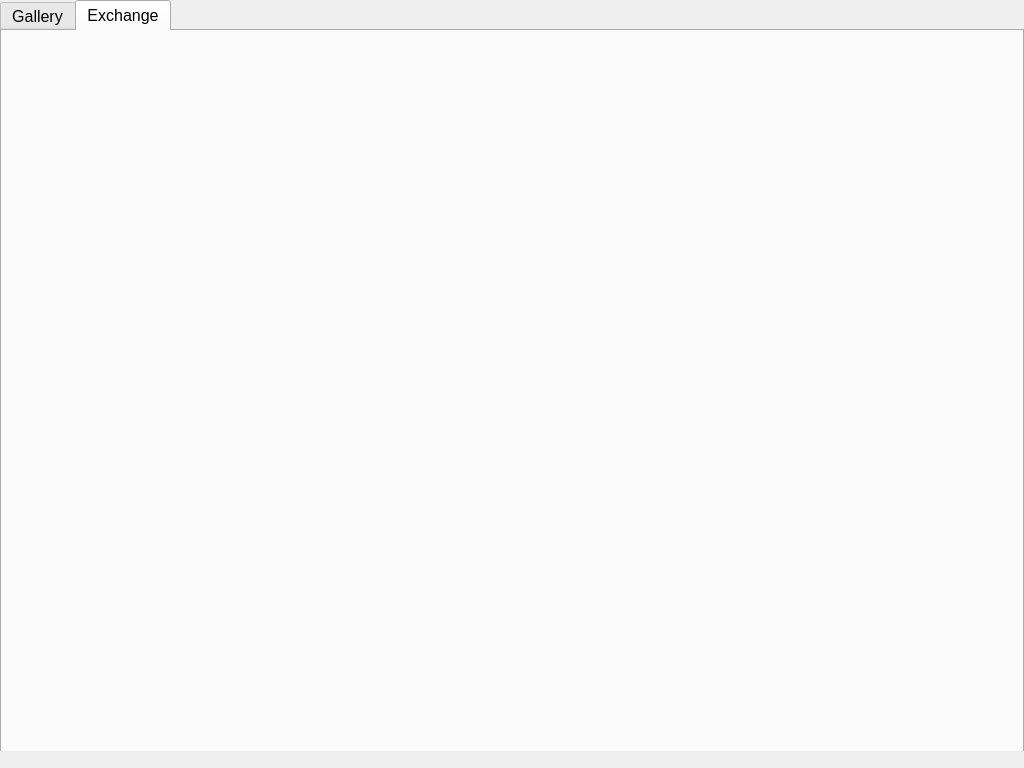
Above: App.ui from kelvinEL20/3334Group before the change. Below: the same form after it.
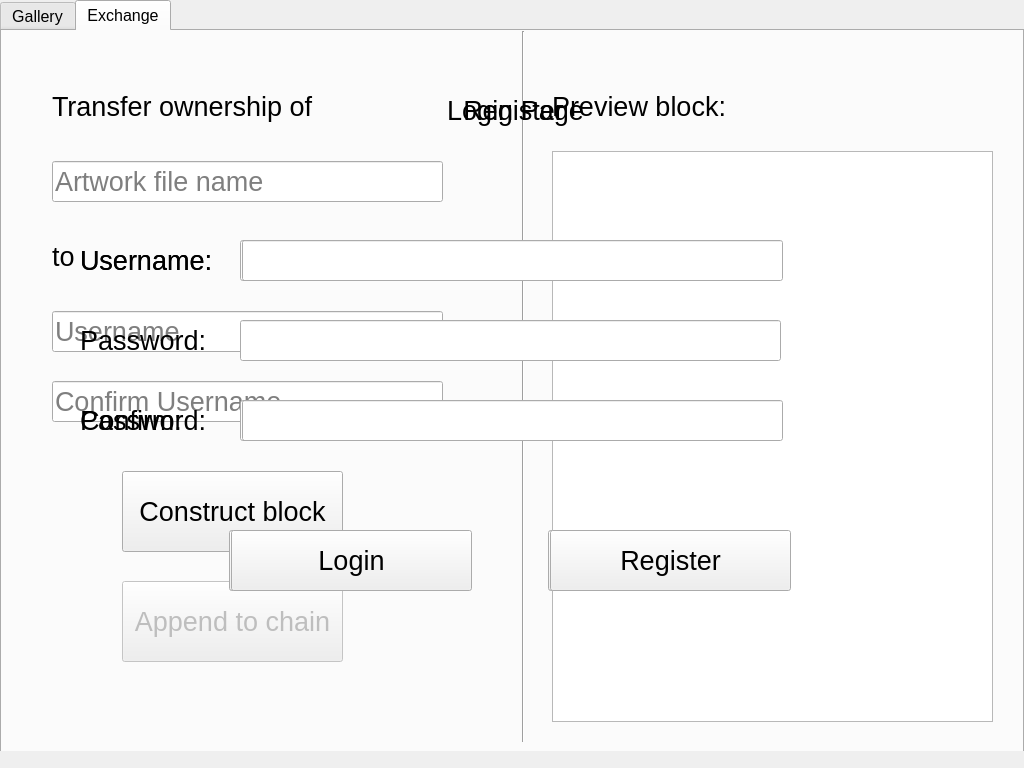
That is the form after the change. The open tabs and pages were chosen to show the change.

Commit message: Finished basic UI design

Diff of the .ui file:
```diff
--- a/App.ui
+++ b/App.ui
@@ -50,7 +50,7 @@
    <widget class="QWidget" name="LoginPage" native="true">
     <property name="geometry">
      <rect>
-      <x>1024</x>
+      <x>0</x>
       <y>0</y>
       <width>1024</width>
       <height>751</height>
@@ -212,7 +212,7 @@
    <widget class="QWidget" name="RegPage" native="true">
     <property name="geometry">
      <rect>
-      <x>1024</x>
+      <x>0</x>
       <y>0</y>
       <width>1024</width>
       <height>751</height>
@@ -520,7 +520,7 @@
         <string>Sort by:</string>
        </property>
       </widget>
-      <widget class="Line" name="line">
+      <widget class="Line" name="GalleryLine">
        <property name="geometry">
         <rect>
          <x>511</x>
@@ -546,7 +546,7 @@
         <string>Display Area (Scaled):</string>
        </property>
       </widget>
-      <widget class="QLabel" name="label">
+      <widget class="QLabel" name="GalleryArtworkLabel">
        <property name="geometry">
         <rect>
          <x>550</x>
@@ -578,9 +578,188 @@
       <attribute name="title">
        <string>Exchange</string>
       </attribute>
+      <widget class="QLabel" name="ExchangeLabel_1">
+       <property name="geometry">
+        <rect>
+         <x>50</x>
+         <y>50</y>
+         <width>291</width>
+         <height>51</height>
+        </rect>
+       </property>
+       <property name="font">
+        <font>
+         <pointsize>20</pointsize>
+        </font>
+       </property>
+       <property name="text">
+        <string>Transfer ownership of</string>
+       </property>
+      </widget>
+      <widget class="QLineEdit" name="ExchangeFileNameInput">
+       <property name="geometry">
+        <rect>
+         <x>50</x>
+         <y>130</y>
+         <width>391</width>
+         <height>41</height>
+        </rect>
+       </property>
+       <property name="font">
+        <font>
+         <pointsize>20</pointsize>
+        </font>
+       </property>
+       <property name="placeholderText">
+        <string>Artwork file name</string>
+       </property>
+      </widget>
+      <widget class="QLabel" name="ExchangeLabel_2">
+       <property name="geometry">
+        <rect>
+         <x>50</x>
+         <y>200</y>
+         <width>41</width>
+         <height>51</height>
+        </rect>
+       </property>
+       <property name="font">
+        <font>
+         <pointsize>20</pointsize>
+        </font>
+       </property>
+       <property name="text">
+        <string>to</string>
+       </property>
+      </widget>
+      <widget class="QLineEdit" name="ExchangeUsernameInput">
+       <property name="geometry">
+        <rect>
+         <x>50</x>
+         <y>280</y>
+         <width>391</width>
+         <height>41</height>
+        </rect>
+       </property>
+       <property name="font">
+        <font>
+         <pointsize>20</pointsize>
+        </font>
+       </property>
+       <property name="placeholderText">
+        <string>Username</string>
+       </property>
+      </widget>
+      <widget class="QLineEdit" name="ExchangeConfirmUsernameInput">
+       <property name="geometry">
+        <rect>
+         <x>50</x>
+         <y>350</y>
+         <width>391</width>
+         <height>41</height>
+        </rect>
+       </property>
+       <property name="font">
+        <font>
+         <pointsize>20</pointsize>
+        </font>
+       </property>
+       <property name="placeholderText">
+        <string>Confirm Username</string>
+       </property>
+      </widget>
+      <widget class="QPushButton" name="btnExchangeConstructBlock">
+       <property name="geometry">
+        <rect>
+         <x>120</x>
+         <y>440</y>
+         <width>221</width>
+         <height>81</height>
+        </rect>
+       </property>
+       <property name="font">
+        <font>
+         <pointsize>20</pointsize>
+        </font>
+       </property>
+       <property name="cursor">
+        <cursorShape>PointingHandCursor</cursorShape>
+       </property>
+       <property name="text">
+        <string>Construct block</string>
+       </property>
+      </widget>
+      <widget class="QPushButton" name="btnExchangeAppendToChain">
+       <property name="enabled">
+        <bool>false</bool>
+       </property>
+       <property name="geometry">
+        <rect>
+         <x>120</x>
+         <y>550</y>
+         <width>221</width>
+         <height>81</height>
+        </rect>
+       </property>
+       <property name="font">
+        <font>
+         <pointsize>20</pointsize>
+        </font>
+       </property>
+       <property name="cursor">
+        <cursorShape>PointingHandCursor</cursorShape>
+       </property>
+       <property name="text">
+        <string>Append to chain</string>
+       </property>
+      </widget>
+      <widget class="QLabel" name="ExchangeLabel_3">
+       <property name="geometry">
+        <rect>
+         <x>550</x>
+         <y>50</y>
+         <width>191</width>
+         <height>51</height>
+        </rect>
+       </property>
+       <property name="font">
+        <font>
+         <pointsize>20</pointsize>
+        </font>
+       </property>
+       <property name="text">
+        <string>Preview block:</string>
+       </property>
+      </widget>
+      <widget class="Line" name="ExchangeLine">
+       <property name="geometry">
+        <rect>
+         <x>511</x>
+         <y>0</y>
+         <width>21</width>
+         <height>711</height>
+        </rect>
+       </property>
+       <property name="orientation">
+        <enum>Qt::Vertical</enum>
+       </property>
+      </widget>
+      <widget class="QTextBrowser" name="ExchangePreviewBlockOutputTextArea">
+       <property name="geometry">
+        <rect>
+         <x>550</x>
+         <y>120</y>
+         <width>441</width>
+         <height>571</height>
+        </rect>
+       </property>
+      </widget>
      </widget>
     </widget>
    </widget>
+   <zorder>AppPage</zorder>
+   <zorder>RegPage</zorder>
+   <zorder>LoginPage</zorder>
   </widget>
   <widget class="QMenuBar" name="menubar">
    <property name="geometry">
```
